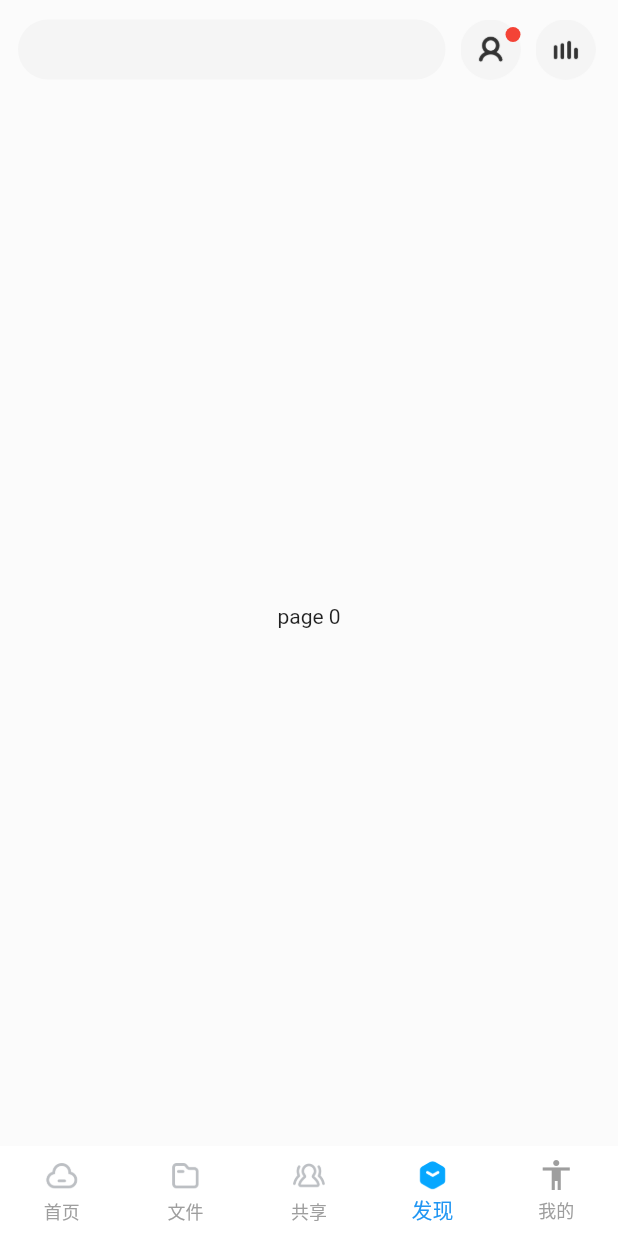
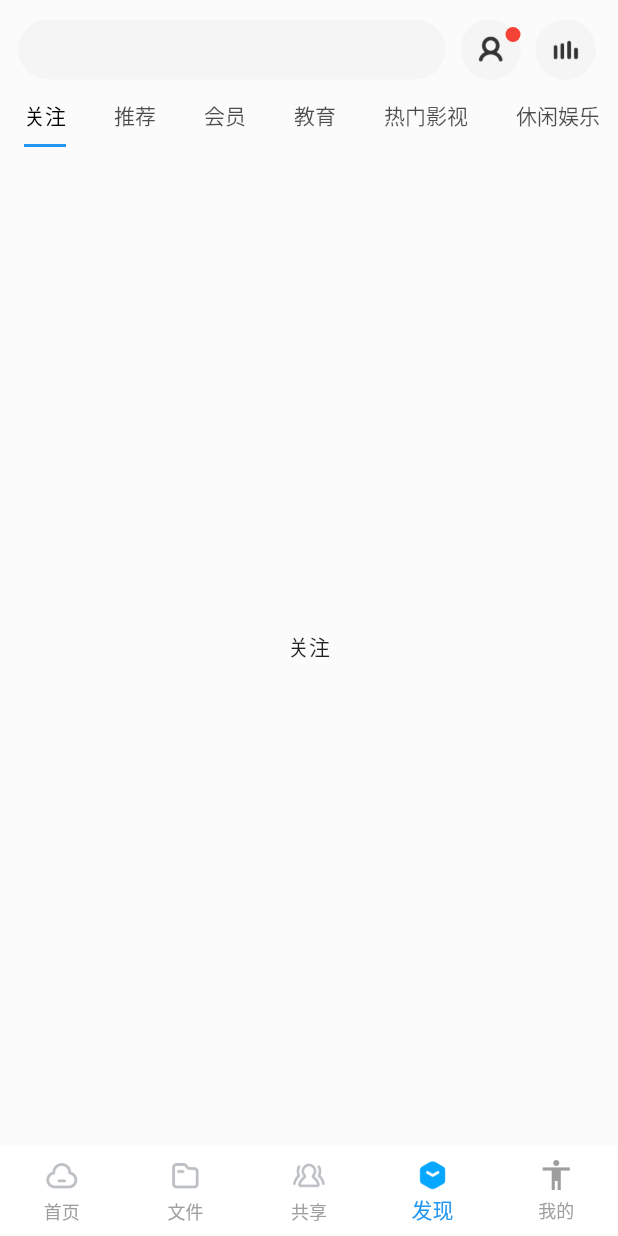
Before and after one commit to xiaxiayige/FlutterDemo, a Flutter app: the screen it shows after launch, item 4 of the bottom bar chosen, on a phone screen of 412 x 824 dp. Run offline on Flutter 3.47's test engine with Material 2 defaults, Android fonts, the phone set to English and light mode, and no system bars.

```diff
--- a/flutter_pan_baidu/lib/page/find_page.dart
+++ b/flutter_pan_baidu/lib/page/find_page.dart
@@ -9,22 +9,42 @@ class FindPage extends StatefulWidget {
   _FindPageState createState() => _FindPageState();
 }
 
-class _FindPageState extends State<FindPage> {
+class _FindPageState extends State<FindPage>
+    with SingleTickerProviderStateMixin {
   @override
   Widget build(BuildContext context) {
     return Column(
-      children:[
-        _buildTitle(),
-        _buildBody()
-      ],
+      children: [_buildTitle(), _buildTabBar(), _buildBody()],
+    );
+  }
+
+  Widget _buildTabBar() {
+    return Container(
+      height: 40,
+      child: TabBar(
+        tabs: <Widget>[
+          for (var i in tags)
+            Text(
+              i,
+            )
+        ],
+        controller: _tabController,
+        labelColor: Colors.black,
+        indicatorColor: Colors.blue,
+        isScrollable: true,
+        indicatorSize: TabBarIndicatorSize.label,
+      ),
     );
   }
 
   PageController _pageController;
+  TabController _tabController;
 
   @override
   void initState() {
     _pageController = PageController(initialPage: 0);
+    _tabController =
+        TabController(length: tags.length, initialIndex: 0, vsync: this);
   }
 
   /***
@@ -91,15 +111,41 @@ class _FindPageState extends State<FindPage> {
     );
   }
 
+  var tags = [
+    "关注",
+    "推荐",
+    "会员",
+    "教育",
+    "热门影视",
+    "休闲娱乐",
+    "小说",
+    "外语",
+    "模板素材",
+    "情感生活",
+    "人文历史",
+    "商业财经"
+  ];
+
   Widget _buildBody() {
     return Expanded(
-      child: PageView.builder(
-        itemBuilder: (context, index) {
-          return Center(child: Text("page $index"));
-        },
-        controller: _pageController,
-        itemCount: 7,
-      ),
+      child:
+        TabBarView(
+          controller: _tabController,
+          children: <Widget>[
+            for (var i in tags)
+              Center(child:Text(
+                i,
+              ))
+          ],
+        )
+//      PageView.builder(
+//        itemBuilder: (context, index) {
+//          return Center(child: Text(tags[index]));
+//        },
+//        controller: _pageController,
+//        scrollDirection: Axis.horizontal,
+//        itemCount: tags.length,
+//      ),
     );
   }
 }
```
